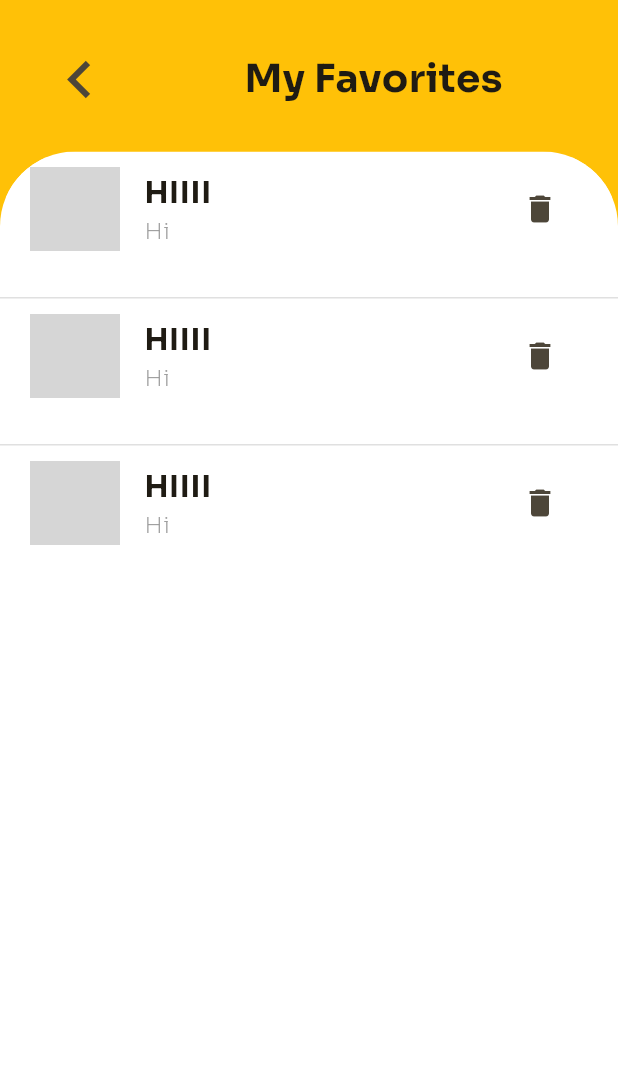
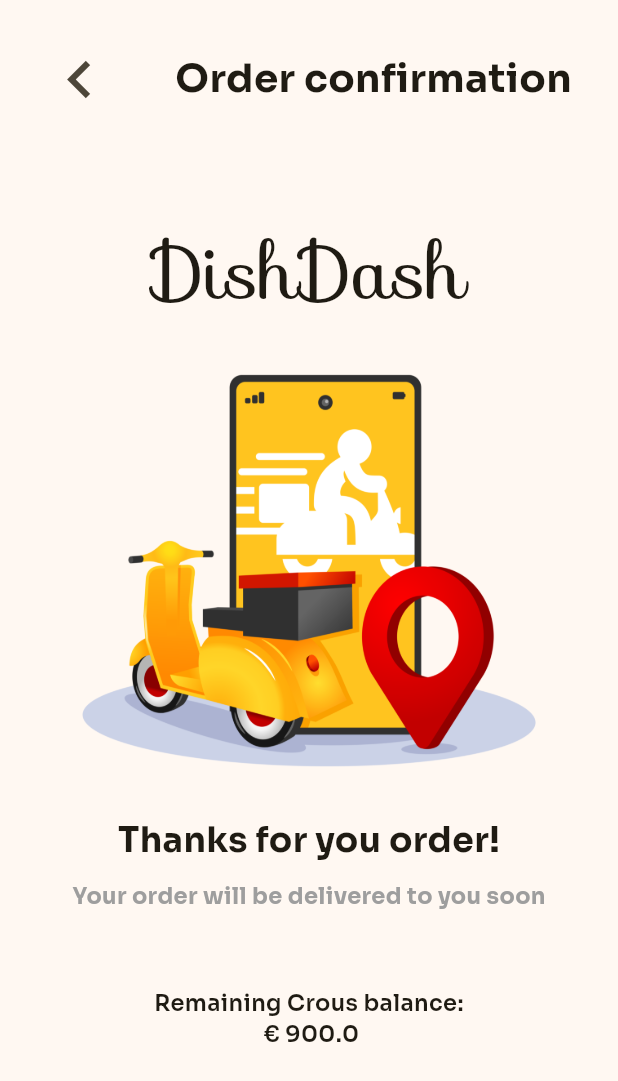
Before and after one commit to Matheo-delaunay/imt-framework-front, a Flutter app: the screen it shows after launch, on a phone screen of 412 x 824 dp. Shown: the top 1081 px of the screen. Run offline on Flutter 3.47's test engine with Material 2 defaults, Android fonts, the light colour scheme and no system bars; our stand-ins replace simple_animations, supercharged; grey boxes are pictures that could not be loaded.

Commit message:
feat: order confirmation page

```diff
--- a/lib/main.dart
+++ b/lib/main.dart
@@ -1,6 +1,6 @@
 import 'package:flutter/material.dart';
 import 'package:imt_framework_front/views/dishes_page.dart';
-import 'package:imt_framework_front/views/utils/favorites_page.dart';
+import 'package:imt_framework_front/views/order_confirmation_page.dart';
 import 'package:provider/provider.dart';
 
 
@@ -30,7 +30,7 @@
             ),
           ),
         ),
-        home: FavoritesPage(),
+        home: OrderConfirmation(balance: 900),
       ),
     );
   }
--- /dev/null
+++ b/lib/views/order_confirmation_page.dart
@@ -0,0 +1,44 @@
+import 'package:flutter/material.dart';
+import 'package:imt_framework_front/views/widgets/appbar/appBar.dart';
+
+class OrderConfirmation extends StatelessWidget {
+  const OrderConfirmation({super.key, required this.balance});
+  final double balance;
+
+  @override
+  Widget build(BuildContext context) {
+    return Scaffold(
+      body: Column(
+        children: [
+          TopAppBar(arrowVisible: true, heartVisible: false, title: 'Order confirmation'),
+          SizedBox(height: 60,),
+           Column(
+              children: [
+                Text('DishDash', style: TextStyle(fontSize: 50, fontFamily: 'Sofia'),),
+                SizedBox(height: 20,),
+                Image(image: AssetImage('assets/images/delivery.png'),
+                    width: MediaQuery.sizeOf(context).width *0.8),
+                SizedBox(height: 20,),
+                Text('Thanks for you order!',
+                  style: TextStyle(fontSize: 23, fontFamily: 'Sora', fontWeight: FontWeight.bold),),
+                SizedBox(height: 10),
+                Text('Your order will be delivered to you soon',
+                  style: TextStyle(fontFamily: 'Sora', fontSize: 15, color: Colors.grey , fontWeight: FontWeight.bold),),
+                SizedBox(height: 50,),
+                Text('Remaining Crous balance: \n € ${balance}',
+                  style: TextStyle(fontFamily: 'Sora', fontSize: 15, fontWeight: FontWeight.w600),
+                  textAlign: TextAlign.center,)
+
+
+
+
+              ],
+            ),
+
+
+
+        ],
+      ),
+    );
+  }
+}
```
